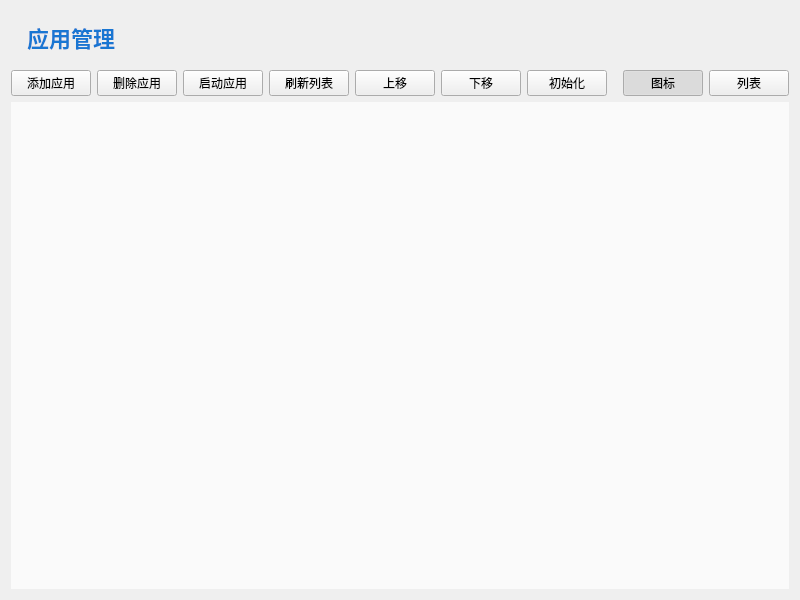
This is modules/ui/appmanagerwidget.ui in jiasu1017-beep/Test as Qt 5 draws it before an edit. The edited form follows.
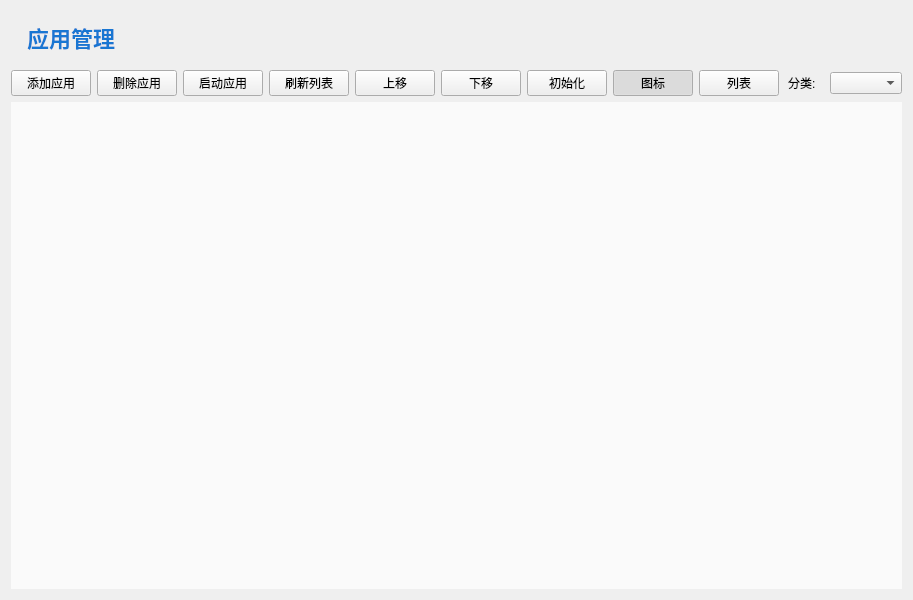
This is the edited form.

Commit message:
feat(应用管理): 添加应用分类筛选功能
实现应用按类型和自定义分类的筛选功能
- 添加分类下拉框组件及样式
- 实现分类数据加载和筛选逻辑
- 支持按应用类型和自定义分类进行筛选
- 保留原有应用列表功能同时增加筛选能力

Patch:
```diff
--- a/modules/ui/appmanagerwidget.ui
+++ b/modules/ui/appmanagerwidget.ui
@@ -114,6 +114,36 @@
        </property>
       </widget>
      </item>
+     <item>
+      <spacer name="categorySpacer">
+       <property name="orientation">
+        <enum>Qt::Horizontal</enum>
+       </property>
+       <property name="sizeHint" stdset="0">
+        <size>
+         <width>20</width>
+         <height>20</height>
+        </size>
+       </property>
+      </spacer>
+     </item>
+     <item>
+      <widget class="QLabel" name="categoryLabel">
+       <property name="text">
+        <string>分类:</string>
+       </property>
+       <property name="styleSheet">
+        <string notr="true">QLabel { padding-right: 5px; }</string>
+       </property>
+      </widget>
+     </item>
+     <item>
+      <widget class="QComboBox" name="categoryComboBox">
+       <property name="minimumWidth">
+        <number>120</number>
+       </property>
+      </widget>
+     </item>
     </layout>
    </item>
    <item>
```
The commit also changes 2 other files.
